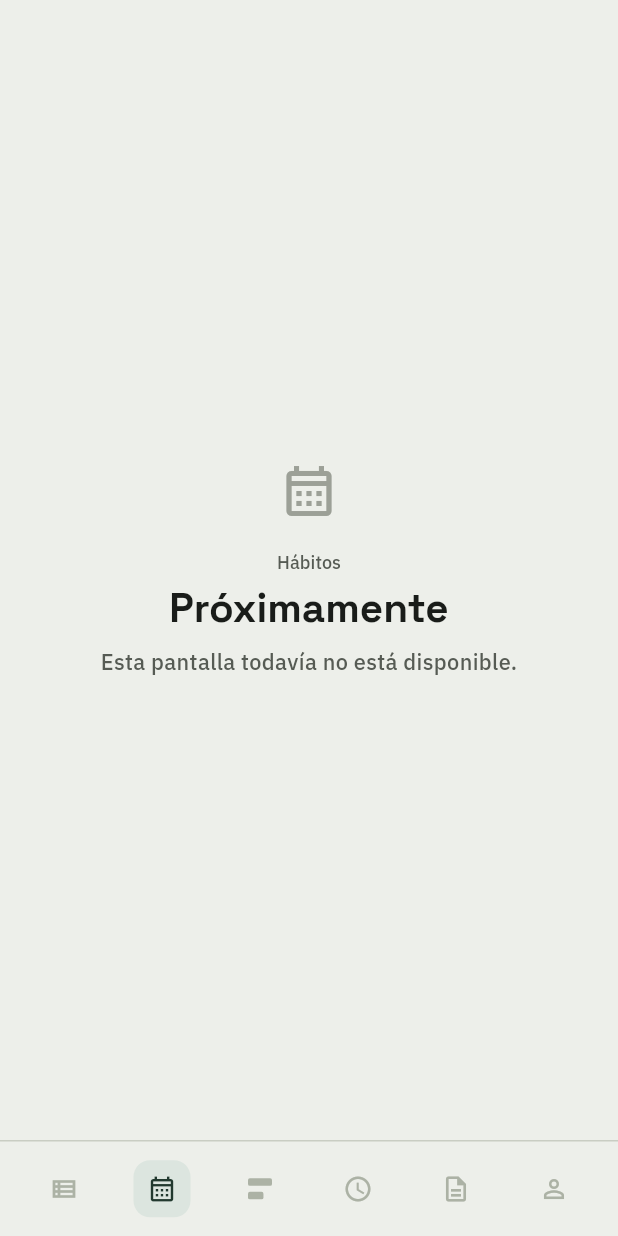
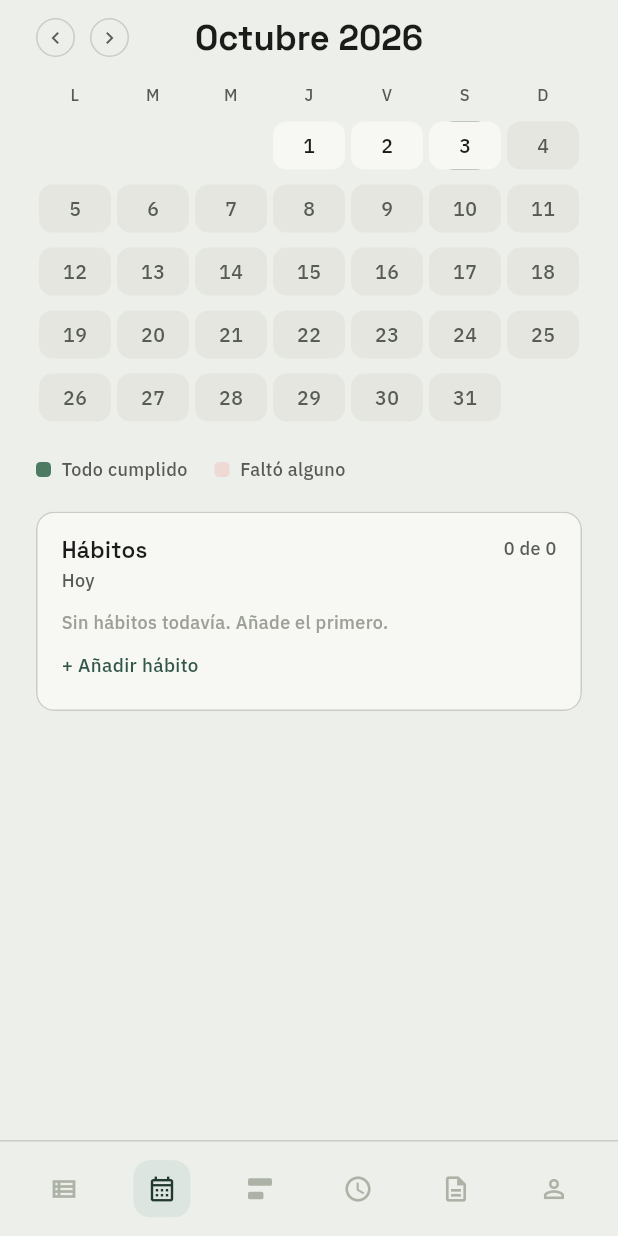
Before and after one commit to Damapa03/ProductivityApp, a Flutter app: the HomeShell screen opened directly with empty values, item 2 of the bottom bar chosen, on a phone screen of 412 x 824 dp. Run offline on Flutter 3.47's test engine with Material 3 defaults, Android fonts, the phone set to English and light mode, and no system bars; our stand-ins replace shared_preferences; accounts and stored records are empty; project files that could hold a hidden picture were left out.

Commit message:
feat: integra el calendario de hábitos en la navegación

```diff
--- /dev/null
+++ b/lib/features/habit_calendar/habit_calendar_screen.dart
@@ -0,0 +1,264 @@
+import 'package:flutter/material.dart';
+import 'package:intl/intl.dart';
+
+import '../../app/theme/text_styles.dart';
+import '../../data/habit_repository.dart';
+import '../../l10n/app_localizations.dart';
+import '../../models/habit.dart';
+import '../../widgets/step_navigator.dart';
+import 'habit_check_list.dart';
+import 'habit_dialogs.dart';
+import 'month_grid.dart';
+
+/// Pantalla «Hábitos»: calendario mensual con el registro de cada día y la
+/// lista de checks del día elegido (ver mockup 03).
+///
+/// Arriba va el mes que se está mirando, con sus flechas; debajo, la rejilla
+/// donde cada día se pinta según lo que se cumplió (ver [DayStatus]). Abajo,
+/// los hábitos del día que se ha tocado en el calendario, que es de donde sale
+/// el color de su celda: marcar un hábito de un día pasado cambia esa celda,
+/// y tocar otro día cambia la lista.
+///
+/// Los datos se guardan en local con cada cambio (ver [LocalHabitRepository]),
+/// como el resto de pantallas; no hay migración a API todavía.
+class HabitCalendarScreen extends StatefulWidget {
+  const HabitCalendarScreen({super.key, required this.ownerId, this.today});
+
+  /// Email del perfil con el que se asocia la persistencia del registro.
+  final String ownerId;
+
+  /// Día actual a las 00:00. Por defecto, hoy; los tests lo fijan para poder
+  /// comprobar sin fechas los colores de un día pasado.
+  final DateTime? today;
+
+  @override
+  State<HabitCalendarScreen> createState() => _HabitCalendarScreenState();
+}
+
+class _HabitCalendarScreenState extends State<HabitCalendarScreen> {
+  final HabitRepository _repository = LocalHabitRepository();
+  HabitLog? _log;
+
+  /// Primer día del mes visible; las flechas lo mueven de uno en uno.
+  late DateTime _month = _firstOfMonth(_today);
+
+  /// Día al que pertenecen los checks de la lista de abajo.
+  late DateTime _selectedDay = _today;
+
+  /// Hoy a las 00:00: la referencia para saber qué días aún no se han cerrado.
+  late final DateTime _today = _midnight(widget.today ?? DateTime.now());
+
+  static DateTime _midnight(DateTime day) =>
+      DateTime(day.year, day.month, day.day);
+
+  static DateTime _firstOfMonth(DateTime day) =>
+      DateTime(day.year, day.month);
+
+  /// Si el mes visible es el de hoy.
+  bool get _isCurrentMonth =>
+      _month.year == _today.year && _month.month == _today.month;
+
+  @override
+  void initState() {
+    super.initState();
+    _load();
+  }
+
+  Future<void> _load() async {
+    var log = await _repository.load(widget.ownerId);
+    if (log == null) {
+      log = HabitLog.empty(widget.ownerId);
+      await _repository.save(widget.ownerId, log);
+    }
+    if (!mounted) return;
+    setState(() => _log = log);
+  }
+
+  /// Escribe el registro nuevo en local y lo refleja en pantalla.
+  Future<void> _persist(HabitLog next) async {
+    await _repository.save(widget.ownerId, next);
+    if (!mounted) return;
+    setState(() => _log = next);
+  }
+
+  /// Retrocede o avanza un mes, saltando de año al cambiar de mes en enero o
+  /// diciembre.
+  void _stepMonth(int months) {
+    setState(() => _month = DateTime(_month.year, _month.month + months));
+  }
+
+  /// Vuelve al mes y al día de hoy desde lo que se esté mirando.
+  void _goToToday() {
+    setState(() {
+      _month = _firstOfMonth(_today);
+      _selectedDay = _today;
+    });
+  }
+
+  /// Elige el día cuyos hábitos muestra la lista.
+  void _selectDay(DateTime day) {
+    setState(() => _selectedDay = day);
+  }
+
+  /// Marca o desmarca un hábito del día seleccionado y guarda el cambio.
+  Future<void> _toggle(Habit habit) async {
+    final log = _log;
+    if (log == null) return;
+    await _persist(log.toggle(habit.id, _selectedDay));
+  }
+
+  /// Añade un hábito con el nombre que devuelva el diálogo.
+  Future<void> _addHabit() async {
+    final log = _log;
+    if (log == null) return;
+    final title = await showAddHabitDialog(context);
+    if (title == null) return;
+    final habit = Habit(
+      // El microsegundo evita repetir id si se añaden dos hábitos seguidos.
+      id: DateTime.now().microsecondsSinceEpoch.toString(),
+      title: title,
+      createdAt: DateTime.now(),
+    );
+    await _persist(log.addHabit(habit));
+  }
+
+  /// Elimina un hábito y todos sus checks, previa confirmación.
+  Future<void> _deleteHabit(Habit habit) async {
+    final log = _log;
+    if (log == null) return;
+    final confirmed = await showDeleteHabitDialog(context, habit);
+    if (!confirmed) return;
+    await _persist(log.removeHabit(habit.id));
+  }
+
+  /// Nombre del mes visible con su año («Septiembre 2026»), con mayúscula
+  /// inicial como el resto de fechas de la app.
+  String _monthTitle(BuildContext context) {
+    final locale = Localizations.localeOf(context).toLanguageTag();
+    final formatted = DateFormat('MMMM y', locale).format(_month);
+    return formatted[0].toUpperCase() + formatted.substring(1);
+  }
+
+  @override
+  Widget build(BuildContext context) {
+    final log = _log;
+
+    return Scaffold(
+      body: SafeArea(
+        child: log == null
+            ? const Center(child: CircularProgressIndicator())
+            : Column(
+                crossAxisAlignment: CrossAxisAlignment.stretch,
+                children: [
+                  _MonthHeader(
+                    title: _monthTitle(context),
+                    onPrevious: () => _stepMonth(-1),
+                    onNext: () => _stepMonth(1),
+                    onToday: _isCurrentMonth ? null : _goToToday,
+                  ),
+                  Padding(
+                    padding: const EdgeInsets.symmetric(horizontal: 24),
+                    child: Column(
+                      crossAxisAlignment: CrossAxisAlignment.stretch,
+                      children: [
+                        MonthGrid(
+                          month: _month,
+                          today: _today,
+                          selectedDay: _selectedDay,
+                          statusOf: (day) => log.statusOf(day, _today),
+                          onTapDay: _selectDay,
+                        ),
+                        const SizedBox(height: 16),
+                        const Align(
+                          alignment: Alignment.centerLeft,
+                          child: HabitLegend(),
+                        ),
+                      ],
+                    ),
+                  ),
+                  const SizedBox(height: 20),
+                  // La lista lleva su propio margen: el calendario arriba no
+                  // necesita scrolls, pero los hábitos pueden ser muchos.
+                  Expanded(
+                    child: SingleChildScrollView(
+                      padding: const EdgeInsets.fromLTRB(24, 0, 24, 16),
+                      child: HabitCheckList(
+                        day: _selectedDay,
+                        today: _today,
+                        habits: log.habitsOn(_selectedDay),
+                        isDone: (habit) => log.isDone(habit.id, _selectedDay),
+                        // Un hábito se cumple el día que llega, no antes.
+                        editable: !_selectedDay.isAfter(_today),
+                        onToggle: _toggle,
+                        onDelete: _deleteHabit,
+                        onAdd: _addHabit,
+                      ),
+                    ),
+                  ),
+                ],
+              ),
+      ),
+    );
+  }
+}
+
+/// Cabecera con el mes que se está mirando y las flechas para recorrerlos.
+///
+/// El mes va centrado de verdad ([Stack] con el texto al centro y la
+/// navegación anclada a la izquierda), así que no se desplaza cuando la
+/// píldora «Hoy» aparece o desaparece al moverse de mes.
+class _MonthHeader extends StatelessWidget {
+  const _MonthHeader({
+    required this.title,
+    required this.onPrevious,
+    required this.onNext,
+    required this.onToday,
+  });
+
+  /// Mes y año que se muestra, p. ej. «Septiembre 2026».
+  final String title;
+
+  final VoidCallback onPrevious;
+  final VoidCallback onNext;
+
+  /// Vuelta al mes de hoy; `null` cuando ya se está en él.
+  final VoidCallback? onToday;
+
+  /// Mismo margen lateral y aire superior que la cabecera del resto de
+  /// pantallas (ver `ScreenHeader`).
+  static const EdgeInsets padding = EdgeInsets.fromLTRB(24, 12, 24, 0);
+
+  static const double bottomSpacing = 18;
+
+  @override
+  Widget build(BuildContext context) {
+    final l10n = AppLocalizations.of(context);
+
+    return Padding(
+      padding: padding,
+      child: Column(
+        children: [
+          Stack(
+            alignment: Alignment.center,
+            children: [
+              Text(title, style: AppTextStyles.monthTitle),
+              Align(
+                alignment: Alignment.centerLeft,
+                child: StepNavigator(
+                  onPrevious: onPrevious,
+                  onNext: onNext,
+                  onToday: onToday,
+                  // Las flechas mueven meses aquí, no días como en la agenda.
+                  previousLabel: l10n.habitsPreviousMonth,
+                  nextLabel: l10n.habitsNextMonth,
+                  todayLabel: l10n.habitsToday,
+                ),
+              ),
+            ],
+          ),
+          const SizedBox(height: bottomSpacing),
+        ],
+      ),
+    );
+  }
+}
--- a/lib/features/home/home_shell.dart
+++ b/lib/features/home/home_shell.dart
@@ -6,13 +6,15 @@ import '../../widgets/time_blocks_icon.dart';
 import '../black_list/black_list_screen.dart';
 import '../daily_schedule/daily_schedule_screen.dart';
 import '../daily_tasks/daily_tasks_screen.dart';
+import '../habit_calendar/habit_calendar_screen.dart';
 import 'coming_soon_screen.dart';
 
 /// Contenedor raíz tras el acceso: aloja las pantallas y la navegación
 /// inferior (ver mockup 07).
 ///
-/// «Tareas» y «Agenda» tienen pantalla propia; el resto de pestañas muestran
-/// un marcador de posición hasta que tengan pantalla propia.
+/// «Tareas», «Hábitos», «Agenda» y «Lista negra» tienen pantalla propia; el
+/// resto de pestañas muestran un marcador de posición hasta que tengan
+/// pantalla propia.
 class HomeShell extends StatefulWidget {
   const HomeShell({super.key, required this.ownerId});
 
@@ -58,8 +60,7 @@ class _HomeShellState extends State<HomeShell> {
       _NavTab(
         label: l10n.navHabits,
         icon: const Icon(Icons.calendar_month_outlined),
-        screen: (context) =>
-            pending(l10n.navHabits, const Icon(Icons.calendar_month_outlined)),
+        screen: (context) => HabitCalendarScreen(ownerId: widget.ownerId),
       ),
       _NavTab(
         label: l10n.navSchedule,
```
